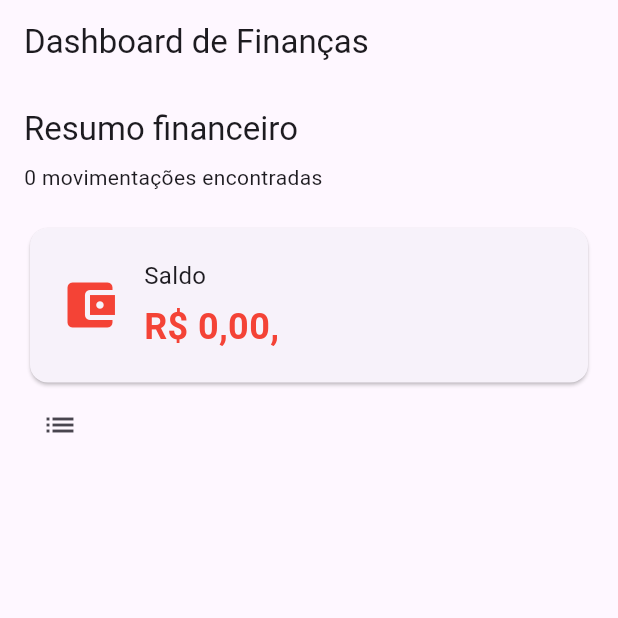
After one commit to diegororiz7/finance_2026_2S, a Flutter app: the screen it shows after launch, on a phone screen of 412 x 824 dp, the top half of it. The commit adds this screen. Run offline on Flutter 3.47's test engine with Material 3 defaults, Android fonts, the phone set to English and light mode, and no system bars; our stand-ins replace cloud_firestore, firebase_core; accounts and stored records are empty.

Commit message:
Aula 17-11-2026

```diff
--- a/lib/main.dart
+++ b/lib/main.dart
@@ -6,6 +6,7 @@ import 'package:flutter/material.dart';
 import 'package:firebase_core/firebase_core.dart';
 import 'package:finance_2026_2s/pages/finances_page.dart';
 import 'package:finance_2026_2s/pages/add_edit_page.dart';
+import 'package:finance_2026_2s/pages/dashboard_page.dart';
 import 'package:flutter_localizations/flutter_localizations.dart';
 
 //Função principal
@@ -31,7 +32,7 @@ class MyApp extends StatelessWidget {
         GlobalWidgetsLocalizations.delegate,
         GlobalCupertinoLocalizations.delegate,
       ],
-      home: const FinancesPage(),
+      home: const DashboardPage(),
     );
   }
 }
--- /dev/null
+++ b/lib/pages/dashboard_page.dart
@@ -0,0 +1,126 @@
+// ignore_for_file: unused_import, unused_local_variable, unused_element
+
+import 'package:finance_2026_2s/pages/finances_page.dart';
+import 'package:flutter/material.dart';
+import 'package:firebase_core/firebase_core.dart';
+import 'package:cloud_firestore/cloud_firestore.dart';
+
+class DashboardPage extends StatefulWidget {
+  const DashboardPage({super.key});
+
+  @override
+  State<DashboardPage> createState() => _DashboardPageState();
+}
+
+class _DashboardPageState extends State<DashboardPage> {
+  @override
+  Widget build(BuildContext context) {
+    return Scaffold(
+      appBar: AppBar(title: const Text('Dashboard de Finanças')),
+      body: StreamBuilder<QuerySnapshot>(
+        stream: FirebaseFirestore.instance
+            .collection('Finances')
+            .orderBy('date', descending: true)
+            .snapshots(),
+        builder: (context, snapshot) {
+          if (snapshot.hasError) {
+            return Text('Erro ao carregar dados: ${snapshot.error}');
+          }
+
+          if (snapshot.connectionState == ConnectionState.waiting) {
+            return Center(child: CircularProgressIndicator());
+          }
+
+          final docs = snapshot.data?.docs ?? [];
+
+          double entradas = 0;
+          double saidas = 0;
+          Map<String, double> categorias = {};
+
+          for (var doc in docs) {
+            final data = doc.data() as Map<String, dynamic>;
+
+            final value = (data['value'] as num?)?.toDouble() ?? 0;
+            final type = data['type'] ?? 'saida';
+
+            if (type == 'entrada') {
+              entradas += value;
+            } else {
+              saidas += value;
+
+              final category = data['category'] ?? 'Outros';
+
+              categorias[category] = (categorias[category] ?? 0) + value;
+            }
+          }
+
+          final saldo = entradas - saidas;
+          final maiorValor = entradas > saidas ? entradas : saidas;
+
+          return SingleChildScrollView(
+            padding: const EdgeInsets.all(16),
+            child: Column(
+              crossAxisAlignment: CrossAxisAlignment.start,
+              children: [
+                Text(
+                  'Resumo financeiro',
+                  style: Theme.of(context).textTheme.titleLarge,
+                ),
+                const SizedBox(height: 8),
+                Text('${docs.length} movimentações encontradas'),
+                const SizedBox(height: 20),
+                _cardSaldo(
+                  'Saldo',
+                  saldo,
+                  saldo > 0 ? Colors.green : Colors.red,
+                  Icons.account_balance_wallet,
+                ),
+                IconButton(
+                  icon: const Icon(Icons.list),
+                  onPressed: () {
+                    Navigator.push(
+                      context,
+                      MaterialPageRoute(builder: (_) => FinancesPage()),
+                    );
+                  },
+                ),
+              ],
+            ),
+          );
+        },
+      ),
+    );
+  }
+
+  //Componente do saldo
+  Widget _cardSaldo(String titulo, double valor, Color cor, IconData icone) {
+    return Card(
+      child: Padding(
+        padding: const EdgeInsets.all(20),
+        child: Row(
+          children: [
+            Icon(icone, color: cor, size: 40),
+            const SizedBox(width: 16),
+            Expanded(
+              child: Column(
+                crossAxisAlignment: CrossAxisAlignment.start,
+                children: [
+                  Text(titulo, style: TextStyle(fontSize: 16)),
+                  const SizedBox(height: 6),
+                  Text(
+                    'R\$ ${valor.toStringAsFixed(2).replaceAll('.', ',')},',
+                    style: TextStyle(
+                      fontSize: 24,
+                      fontWeight: FontWeight.bold,
+                      color: cor,
+                    ),
+                  ),
+                ],
+              ),
+            ),
+          ],
+        ),
+      ),
+    );
+  }
+}
```
Also changed, not shown: lib/pages/add_edit_page.dart (+40 -0 lines).
